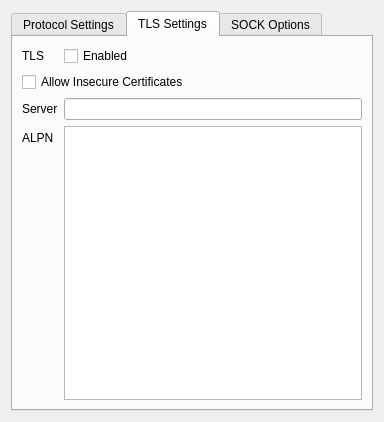
Before: the Qt Designer form src/ui/widgets/StreamSettingsWidget.ui in Qv2ray/Qv2ray, drawn with Qt 5.
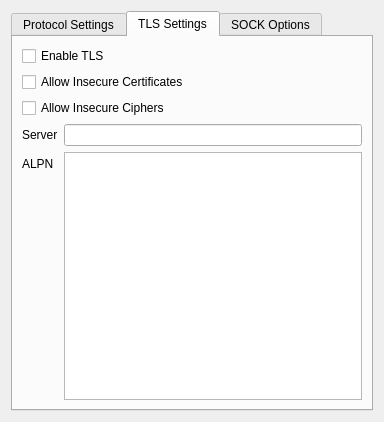
After: the same form once the commit is applied. The open tabs and pages were chosen to show the change.

Commit message: add: test adding allowInsecure allowInsecureCipher

```diff
--- a/src/ui/widgets/StreamSettingsWidget.ui
+++ b/src/ui/widgets/StreamSettingsWidget.ui
@@ -635,37 +635,37 @@
          </property>
         </widget>
        </item>
-       <item row="2" column="0">
+       <item row="3" column="0">
         <widget class="QLabel" name="label_6">
          <property name="text">
           <string>Server</string>
          </property>
         </widget>
        </item>
-       <item row="2" column="1">
+       <item row="3" column="1">
         <widget class="QLineEdit" name="serverNameTxt"/>
        </item>
-       <item row="3" column="0">
+       <item row="4" column="0">
         <widget class="QLabel" name="label_14">
          <property name="text">
           <string>ALPN</string>
          </property>
         </widget>
        </item>
-       <item row="3" column="1">
+       <item row="4" column="1">
         <widget class="QPlainTextEdit" name="alpnTxt"/>
        </item>
-       <item row="0" column="0">
-        <widget class="QLabel" name="label_13">
-         <property name="text">
-          <string>TLS</string>
-         </property>
-        </widget>
-       </item>
-       <item row="0" column="1">
+       <item row="0" column="0" colspan="2">
         <widget class="QCheckBox" name="tlsCB">
          <property name="text">
-          <string>Enabled</string>
+          <string>Enable TLS</string>
+         </property>
+        </widget>
+       </item>
+       <item row="2" column="0" colspan="2">
+        <widget class="QCheckBox" name="allowInsecureCiphersCB">
+         <property name="text">
+          <string>Allow Insecure Ciphers</string>
          </property>
         </widget>
        </item>
```
The commit also changes 9 other files.
